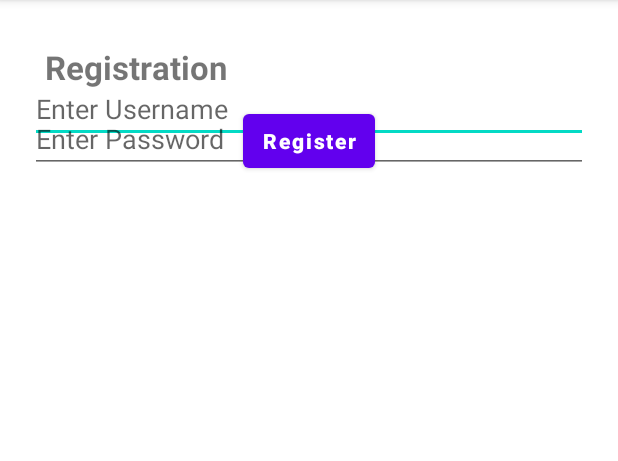
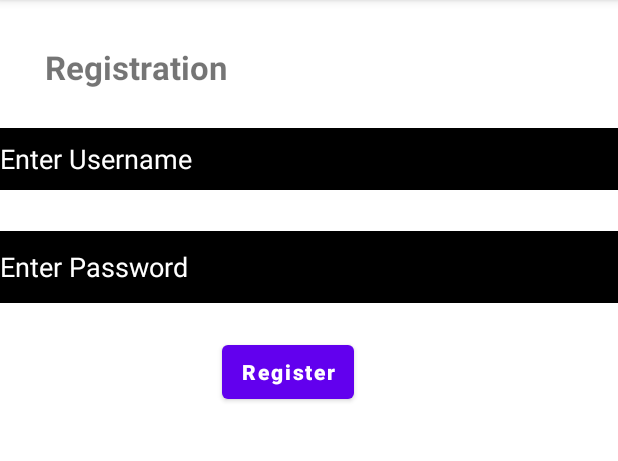
Before and after one commit to Odile078/MovieJournal2, an Android app: the RegistrationActivity screen opened directly, with no data from a screen before it, on a phone screen of 412 x 824 dp, the part 84-545 px from its top. Run offline under Robolectric (Android 15) with nearby library versions, the phone set to English and light mode, and no system bars; our stand-ins replace Firebase (no records; nobody signed in at launch, a user with empty details on screens opened directly); network calls fail; Roboto replaces fonts that are not available here.

Commit message:
making updates

```diff
--- a/app/src/main/res/drawable/custom_button.xml
+++ b/app/src/main/res/drawable/custom_button.xml
@@ -2,6 +2,7 @@
 <shape xmlns:android="http://schemas.android.com/apk/res/android"
     android:shape="rectangle">
     <gradient android:startColor="#64b1b5" android:endColor="#99acad" android:type="linear" />
+
     <corners android:radius="50dp" />
 
 </shape>
--- a/app/src/main/res/drawable/search_layout.xml
+++ b/app/src/main/res/drawable/search_layout.xml
@@ -1,5 +1,6 @@
 <?xml version="1.0" encoding="utf-8"?>
 <shape xmlns:android="http://schemas.android.com/apk/res/android">
     <stroke android:color="#95983A" android:width="2dp"/>
+
     <corners android:radius="30dp"/>
 </shape>
--- a/app/src/main/res/layout/activity_registration.xml
+++ b/app/src/main/res/layout/activity_registration.xml
@@ -1,5 +1,5 @@
 <?xml version="1.0" encoding="utf-8"?>
-<androidx.constraintlayout.widget.ConstraintLayout xmlns:android="http://schemas.android.com/apk/res/android"
+<RelativeLayout xmlns:android="http://schemas.android.com/apk/res/android"
     xmlns:app="http://schemas.android.com/apk/res-auto"
     xmlns:tools="http://schemas.android.com/tools"
     android:layout_width="match_parent"
@@ -16,37 +16,53 @@
         android:textSize="22dp"
         android:textStyle="bold"
         android:layout_margin="30dp"/>
+
     <EditText
         android:id="@+id/usernameInput"
         android:layout_width="match_parent"
-        android:layout_height="wrap_content"
+        android:layout_height="41dp"
+        android:layout_alignParentTop="true"
+        android:layout_centerHorizontal="true"
+        android:layout_marginTop="85dp"
+        android:background="@color/black"
         android:hint="Enter Username"
+        android:textColor="@color/teal_200"
+        android:textColorHint="@color/white"
+        app:layout_constraintEnd_toEndOf="parent"
         app:layout_constraintStart_toStartOf="parent"
-        app:layout_constraintEnd_toEndOf="parent"
-        app:layout_constraintTop_toTopOf="@id/tvtitle"
-        android:layout_margin="20dp"/>
+        app:layout_constraintTop_toTopOf="@id/tvtitle" />
+
     <EditText
         android:id="@+id/passwordInput"
         android:layout_width="match_parent"
-        android:layout_height="wrap_content"
+        android:layout_height="48dp"
+        android:layout_alignParentTop="true"
+        android:layout_alignParentEnd="true"
+        android:layout_marginTop="154dp"
+        android:layout_marginEnd="0dp"
+        android:background="@color/black"
         android:hint="Enter Password"
+        android:textColor="@color/teal_200"
+        android:textColorHint="@color/white"
+        app:layout_constraintEnd_toEndOf="parent"
         app:layout_constraintStart_toStartOf="parent"
-        app:layout_constraintEnd_toEndOf="parent"
-        app:layout_constraintTop_toTopOf="@id/usernameInput"
-        android:layout_margin="20dp"/>
+        app:layout_constraintTop_toTopOf="@id/usernameInput" />
 
     <Button
         android:id="@+id/buttonRegister"
         android:layout_width="wrap_content"
         android:layout_height="wrap_content"
+        android:layout_alignParentStart="true"
+        android:layout_alignParentTop="true"
+        android:layout_marginStart="148dp"
+        android:layout_marginTop="224dp"
+        android:padding="5dp"
         android:text="Register"
+        android:textAllCaps="false"
         android:textStyle="bold"
-        android:padding="5dp"
-        android:textAllCaps="false"
+        app:layout_constraintEnd_toEndOf="parent"
         app:layout_constraintStart_toStartOf="parent"
-        app:layout_constraintEnd_toEndOf="parent"
-        app:layout_constraintTop_toTopOf="@id/passwordInput"
-        />
+        app:layout_constraintTop_toTopOf="@id/passwordInput" />
 
 
-</androidx.constraintlayout.widget.ConstraintLayout>
+</RelativeLayout>
```
Also changed, not shown: app/src/main/res/layout/activity_login.xml (+16 -7 lines), app/src/main/res/layout/content_list_form.xml (+6 -3 lines), app/src/main/res/layout/fragment_movie_detail.xml (+5 -4 lines), app/src/main/res/layout/list_layout.xml (+7 -6 lines).
